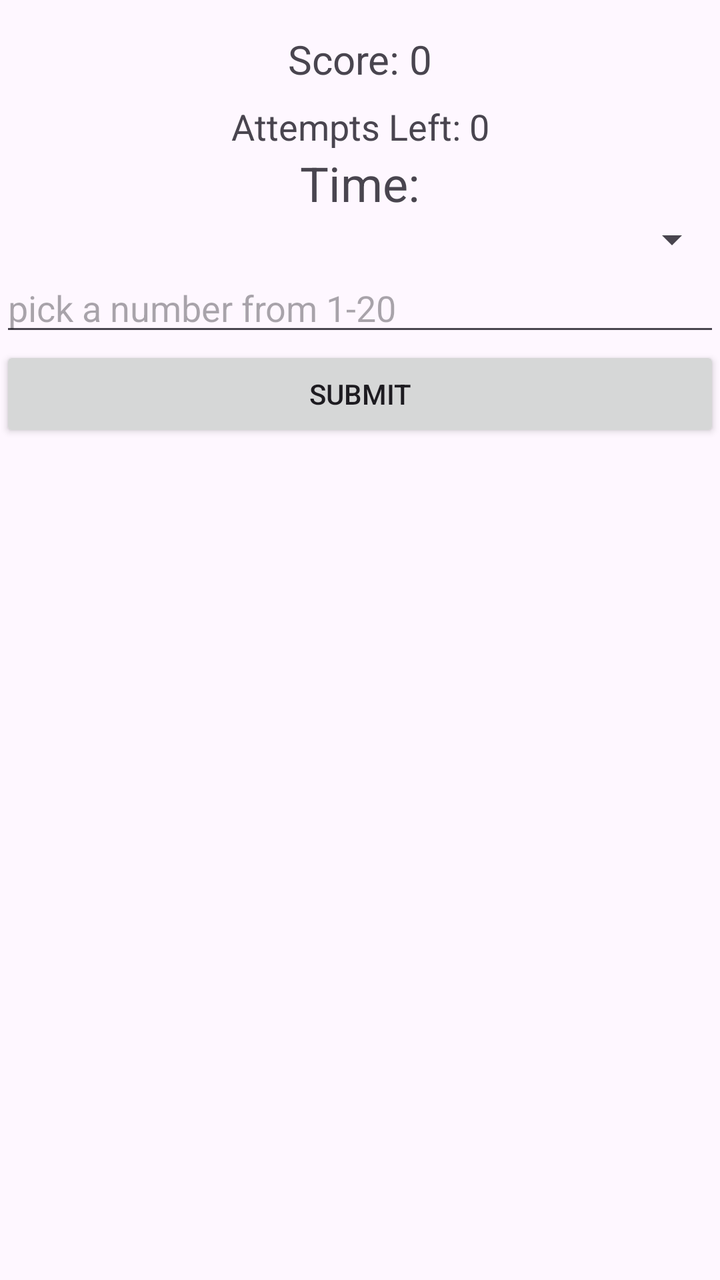
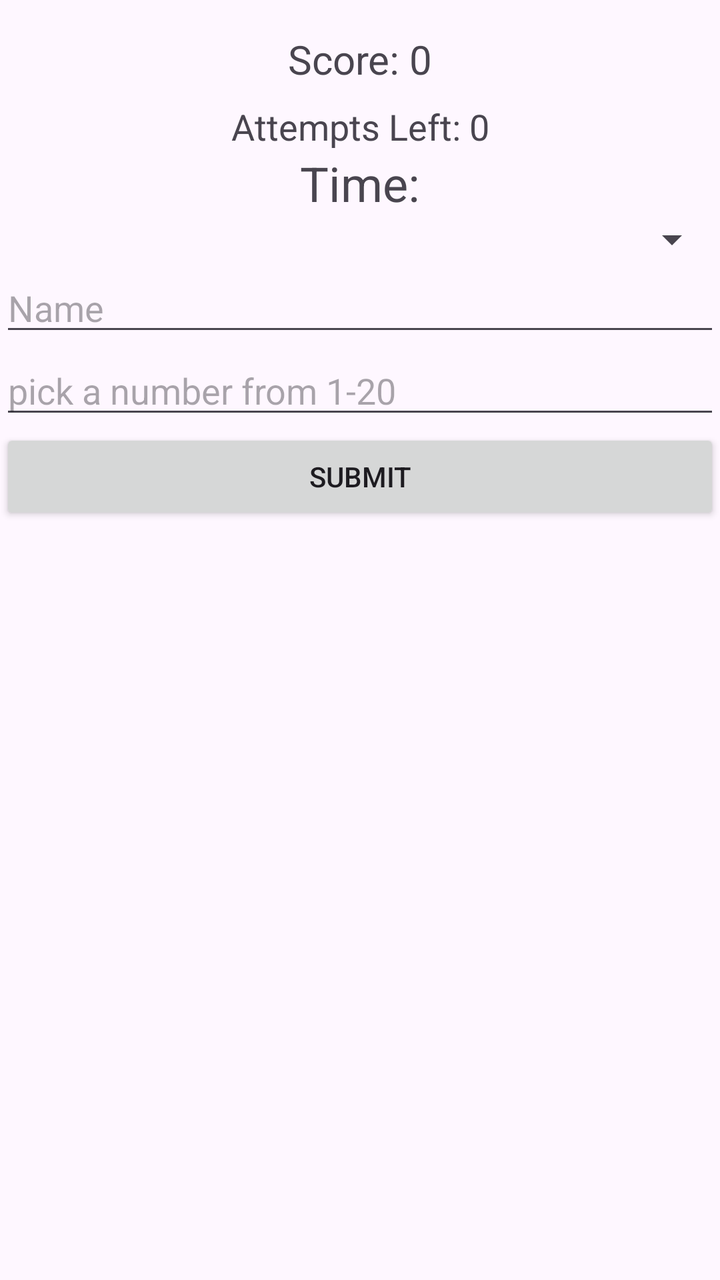

The first picture is an Android layout as it rendered before a commit; the second is the same layout after the commit. The layout source and the unified diff follow.
<!-- AndroidManifest.xml: application theme Theme.NumberGuess -->
<!-- res/layout/activity_main.xml -->
<?xml version="1.0" encoding="utf-8"?>
<LinearLayout xmlns:android="http://schemas.android.com/apk/res/android"
    xmlns:app="http://schemas.android.com/apk/res-auto"
    xmlns:tools="http://schemas.android.com/tools"
    android:id="@+id/main"
    android:layout_width="match_parent"
    android:layout_height="match_parent"
    tools:context=".MainActivity"
    android:orientation="vertical">

    <TextView
        android:id="@+id/score"
        android:layout_width="match_parent"
        android:layout_height="wrap_content"
        android:layout_marginTop="16dp"
        android:gravity="center"
        android:text="Score: 0"
        android:textSize="20sp" />

    <TextView
        android:id="@+id/attempts"
        android:layout_width="match_parent"
        android:layout_height="wrap_content"
        android:layout_marginTop="8dp"
        android:gravity="center"
        android:text="Attempts Left: 0"
        android:textSize="18sp" />

    <TextView
        android:id="@+id/timer"
        android:gravity="center"
        android:layout_gravity="center"
        android:layout_width="wrap_content"
        android:layout_height="wrap_content"
        android:text="Time:"
        android:textSize="24sp" />


    <Spinner
        android:id="@+id/spinner"
        android:layout_width="match_parent"
        android:layout_height="wrap_content" />

    <EditText
        android:id="@+id/pick"
        android:layout_width="match_parent"
        android:layout_height="wrap_content"
        android:ems="10"
        android:inputType="text"
        android:hint="pick a number from 1-20" />

    <Button
        android:id="@+id/submit"
        android:layout_width="match_parent"
        android:layout_height="wrap_content"
        android:text="Submit" />

</LinearLayout>
<!-- resources referenced by this layout -->
<resources>
  <style name="Theme.NumberGuess" parent="Base.Theme.NumberGuess" />
  <style name="Base.Theme.NumberGuess" parent="Theme.Material3.DayNight.NoActionBar">
          
          
      </style>
</resources>

<!-- the commit's change to res/layout/activity_main.xml (unified diff, before → after) -->
@@ -42,6 +42,14 @@
         android:layout_height="wrap_content" />
 
     <EditText
+        android:id="@+id/name"
+        android:layout_width="match_parent"
+        android:layout_height="wrap_content"
+        android:ems="10"
+        android:inputType="text"
+        android:hint="Name" />
+
+    <EditText
         android:id="@+id/pick"
         android:layout_width="match_parent"
         android:layout_height="wrap_content"
